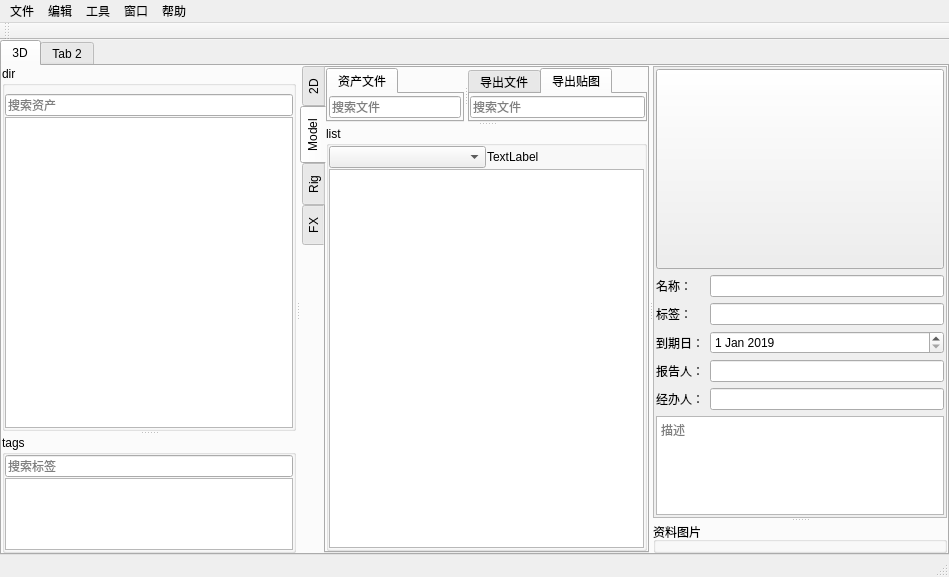
Above: assetsManage/UI/AM_MainWin.ui from IvanYangYangXi/pyqt_study before the change. Below: the same form after it.
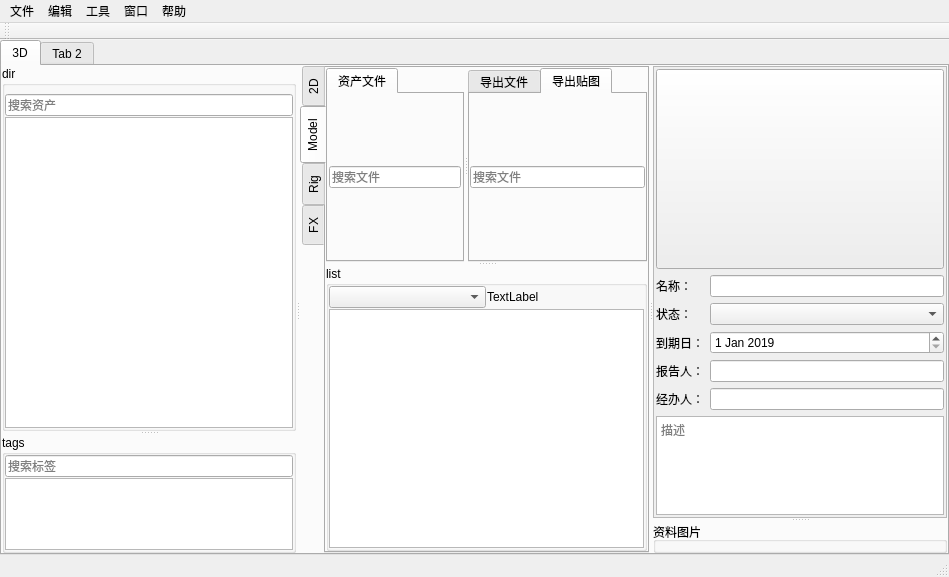
That is the form after the change. Icons and pictures are not drawn.

Diff of the .ui file:
```diff
--- a/assetsManage/UI/AM_MainWin.ui
+++ b/assetsManage/UI/AM_MainWin.ui
@@ -215,6 +215,12 @@
                 <enum>Qt::Vertical</enum>
                </property>
                <widget class="QSplitter" name="splitter_2">
+                <property name="sizePolicy">
+                 <sizepolicy hsizetype="Expanding" vsizetype="Preferred">
+                  <horstretch>0</horstretch>
+                  <verstretch>3</verstretch>
+                 </sizepolicy>
+                </property>
                 <property name="orientation">
                  <enum>Qt::Horizontal</enum>
                 </property>
@@ -581,7 +587,7 @@
               <rect>
                <x>0</x>
                <y>0</y>
-               <width>250</width>
+               <width>288</width>
                <height>462</height>
               </rect>
              </property>
@@ -641,7 +647,7 @@
                 <item row="1" column="0">
                  <widget class="QLabel" name="label">
                   <property name="text">
-                   <string>标签：</string>
+                   <string>状态：</string>
                   </property>
                  </widget>
                 </item>
@@ -662,9 +668,6 @@
                 <item row="0" column="1">
                  <widget class="QLineEdit" name="lineEdit_name"/>
                 </item>
-                <item row="1" column="1">
-                 <widget class="QLineEdit" name="lineEdit_label"/>
-                </item>
                 <item row="3" column="1">
                  <widget class="QLineEdit" name="lineEdit_reporter"/>
                 </item>
@@ -699,6 +702,9 @@
                 <item row="4" column="1">
                  <widget class="QLineEdit" name="lineEdit_operator"/>
                 </item>
+                <item row="1" column="1">
+                 <widget class="QComboBox" name="comboBox_state"/>
+                </item>
                </layout>
               </item>
               <item>
```
Left out of the diff: 26 changed lines with no effect on the pictures.
